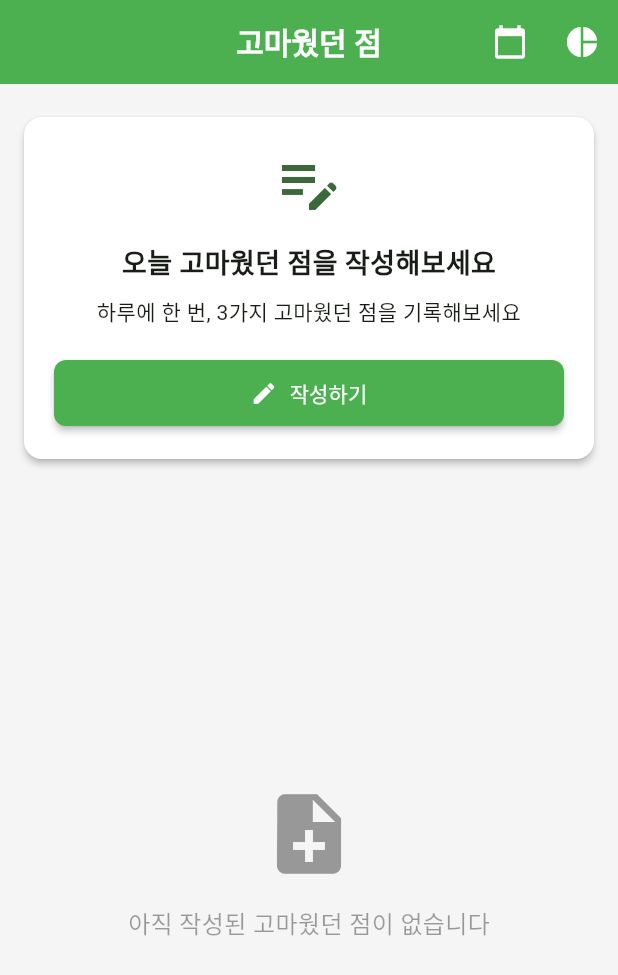
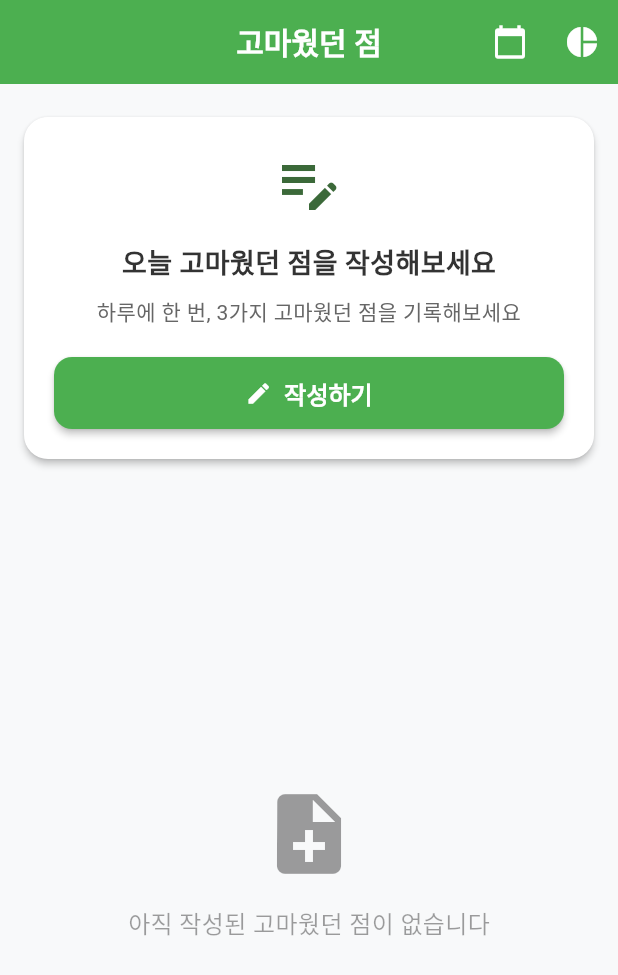
Before and after one commit to pnci1029/thanks_by, a Flutter app: the screen it shows after launch, on a phone screen of 412 x 824 dp. Shown: the top 975 px of the screen. Run offline on Flutter 3.47's test engine with Material 3 defaults, Android fonts, the light colour scheme and no system bars; our stand-ins replace fl_chart, fluttertoast, sqflite, table_calendar; accounts and stored records are empty.

Commit message:
테마 리팩토링

```diff
--- a/lib/core/theme.dart
+++ b/lib/core/theme.dart
@@ -3,7 +3,7 @@ import 'package:flutter/material.dart';
 class AppTheme {
   static const Color primaryColor = Color(0xFF4CAF50);
   static const Color secondaryColor = Color(0xFF81C784);
-  static const Color backgroundColor = Color(0xFFF5F5F5);
+  static const Color backgroundColor = Color(0xFFF8F9FA);
   static const Color cardColor = Colors.white;
   static const Color textColor = Color(0xFF333333);
   static const Color subtitleColor = Color(0xFF666666);
@@ -14,6 +14,8 @@ class AppTheme {
       colorScheme: ColorScheme.fromSeed(
         seedColor: primaryColor,
         brightness: Brightness.light,
+        surface: cardColor,
+        background: backgroundColor,
       ),
       scaffoldBackgroundColor: backgroundColor,
       appBarTheme: const AppBarTheme(
@@ -26,12 +28,13 @@ class AppTheme {
           fontWeight: FontWeight.w600,
           color: Colors.white,
         ),
+        iconTheme: IconThemeData(color: Colors.white),
       ),
       cardTheme: const CardThemeData(
         color: cardColor,
         elevation: 2,
         shape: RoundedRectangleBorder(
-          borderRadius: BorderRadius.all(Radius.circular(12)),
+          borderRadius: BorderRadius.all(Radius.circular(16)),
         ),
         margin: EdgeInsets.symmetric(vertical: 6, horizontal: 0),
       ),
@@ -42,7 +45,11 @@ class AppTheme {
           elevation: 2,
           padding: const EdgeInsets.symmetric(horizontal: 24, vertical: 12),
           shape: RoundedRectangleBorder(
-            borderRadius: BorderRadius.circular(8),
+            borderRadius: BorderRadius.circular(12),
+          ),
+          textStyle: const TextStyle(
+            fontSize: 16,
+            fontWeight: FontWeight.w600,
           ),
         ),
       ),
@@ -50,18 +57,95 @@ class AppTheme {
         filled: true,
         fillColor: Colors.white,
         border: OutlineInputBorder(
-          borderRadius: BorderRadius.circular(8),
-          borderSide: const BorderSide(color: Colors.grey, width: 1),
+          borderRadius: BorderRadius.circular(12),
+          borderSide: const BorderSide(color: Color(0xFFE0E0E0), width: 1),
         ),
         enabledBorder: OutlineInputBorder(
-          borderRadius: BorderRadius.circular(8),
-          borderSide: const BorderSide(color: Colors.grey, width: 1),
+          borderRadius: BorderRadius.circular(12),
+          borderSide: const BorderSide(color: Color(0xFFE0E0E0), width: 1),
         ),
         focusedBorder: OutlineInputBorder(
-          borderRadius: BorderRadius.circular(8),
+          borderRadius: BorderRadius.circular(12),
           borderSide: const BorderSide(color: primaryColor, width: 2),
         ),
+        errorBorder: OutlineInputBorder(
+          borderRadius: BorderRadius.circular(12),
+          borderSide: const BorderSide(color: Colors.red, width: 1),
+        ),
+        focusedErrorBorder: OutlineInputBorder(
+          borderRadius: BorderRadius.circular(12),
+          borderSide: const BorderSide(color: Colors.red, width: 2),
+        ),
         contentPadding: const EdgeInsets.symmetric(horizontal: 16, vertical: 12),
+        hintStyle: const TextStyle(color: Color(0xFF9E9E9E)),
+      ),
+      textTheme: const TextTheme(
+        headlineLarge: TextStyle(
+          fontSize: 32,
+          fontWeight: FontWeight.bold,
+          color: textColor,
+        ),
+        headlineMedium: TextStyle(
+          fontSize: 28,
+          fontWeight: FontWeight.w600,
+          color: textColor,
+        ),
+        headlineSmall: TextStyle(
+          fontSize: 24,
+          fontWeight: FontWeight.w600,
+          color: textColor,
+        ),
+        titleLarge: TextStyle(
+          fontSize: 22,
+          fontWeight: FontWeight.w600,
+          color: textColor,
+        ),
+        titleMedium: TextStyle(
+          fontSize: 18,
+          fontWeight: FontWeight.w600,
+          color: textColor,
+        ),
+        titleSmall: TextStyle(
+          fontSize: 16,
+          fontWeight: FontWeight.w600,
+          color: textColor,
+        ),
+        bodyLarge: TextStyle(
+          fontSize: 16,
+          color: textColor,
+        ),
+        bodyMedium: TextStyle(
+          fontSize: 14,
+          color: textColor,
+        ),
+        bodySmall: TextStyle(
+          fontSize: 12,
+          color: subtitleColor,
+        ),
+        labelLarge: TextStyle(
+          fontSize: 14,
+          fontWeight: FontWeight.w600,
+          color: textColor,
+        ),
+        labelMedium: TextStyle(
+          fontSize: 12,
+          fontWeight: FontWeight.w500,
+          color: textColor,
+        ),
+        labelSmall: TextStyle(
+          fontSize: 10,
+          fontWeight: FontWeight.w500,
+          color: subtitleColor,
+        ),
+      ),
+      iconTheme: const IconThemeData(
+        color: primaryColor,
+        size: 24,
+      ),
+      dividerTheme: const DividerThemeData(
+        color: Color(0xFFE0E0E0),
+        thickness: 1,
+        space: 1,
       ),
     );
   }
```
